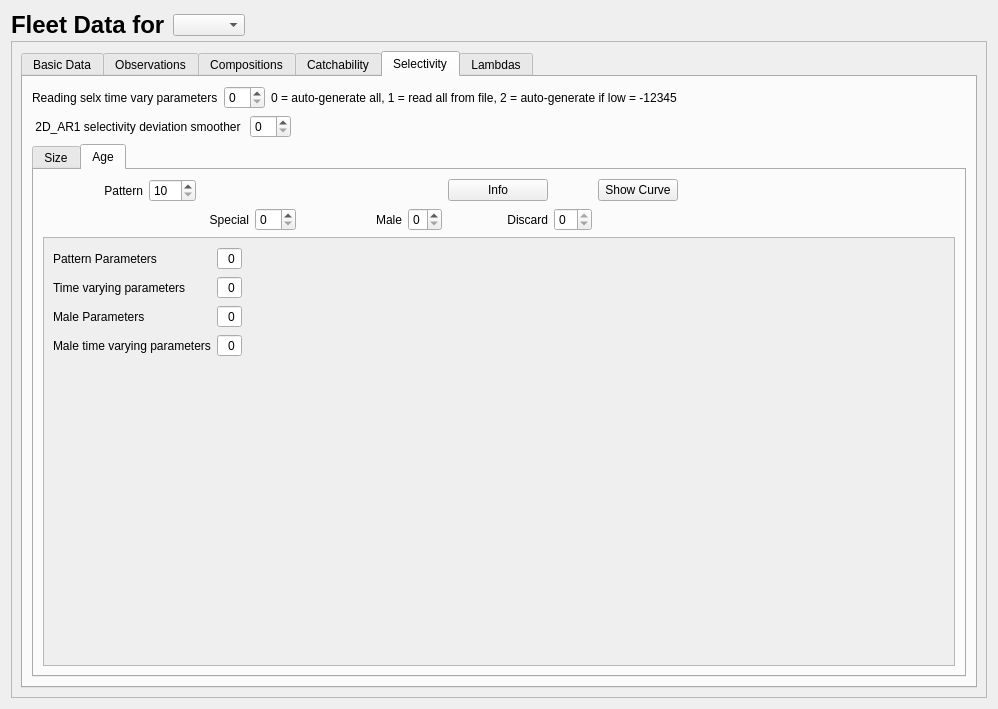
Before: the Qt Designer form src/fleet_widget.ui in nmfs-ost/ss3-ssi, drawn with Qt 5.
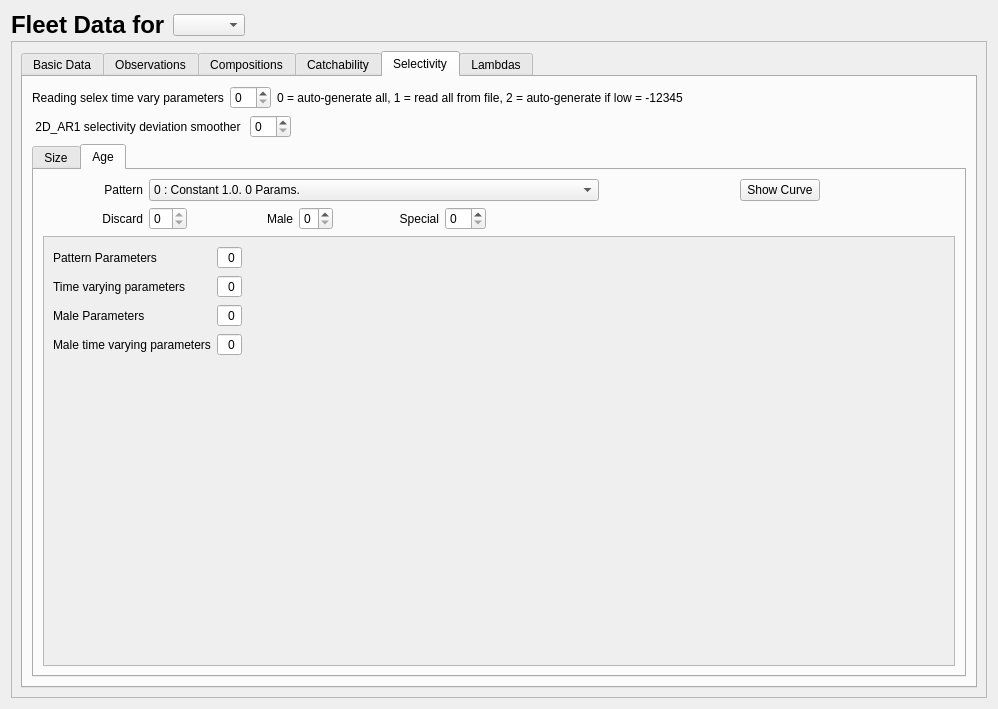
After: the same form once the commit is applied. The open tabs and pages were chosen to show the change. Icons and pictures are not drawn.

Commit message: v3.30.13.6 beta read/write/display of all parameters

```diff
--- a/src/fleet_widget.ui
+++ b/src/fleet_widget.ui
@@ -1571,7 +1571,7 @@
             <item>
              <widget class="QLabel" name="label_sel_time_vary_read">
               <property name="text">
-               <string>Reading selx time vary parameters</string>
+               <string>Reading selex time vary parameters</string>
               </property>
              </widget>
             </item>
@@ -2077,41 +2077,10 @@
              </attribute>
              <layout class="QVBoxLayout" name="verticalLayout_10">
               <item>
-               <layout class="QGridLayout" name="gridLayout_selex_age_heading">
-                <item row="0" column="1">
-                 <widget class="QSpinBox" name="spinBox_selex_age_pattern">
-                  <property name="prefix">
-                   <string/>
-                  </property>
-                  <property name="minimum">
-                   <number>10</number>
-                  </property>
-                  <property name="maximum">
-                   <number>45</number>
-                  </property>
-                 </widget>
-                </item>
-                <item row="0" column="2" colspan="3">
-                 <widget class="QLabel" name="label_selex_age_pattern_info">
-                  <property name="minimumSize">
-                   <size>
-                    <width>100</width>
-                    <height>0</height>
-                   </size>
-                  </property>
-                  <property name="text">
-                   <string/>
-                  </property>
-                 </widget>
-                </item>
-                <item row="0" column="6">
-                 <widget class="QPushButton" name="pushButton_selex_age_pattern_info">
-                  <property name="text">
-                   <string>Info</string>
-                  </property>
-                 </widget>
-                </item>
-                <item row="0" column="0">
+               <layout class="QVBoxLayout" name="verticalLayout_20">
+                <item>
+                 <layout class="QHBoxLayout" name="horizontalLayout_selex_age_pattern">
+                  <item>
                  <widget class="QLabel" name="label_selex_age_pattern">
                   <property name="minimumSize">
                    <size>
@@ -2127,7 +2096,121 @@
                   </property>
                  </widget>
                 </item>
-                <item row="0" column="8">
+                  <item>
+                   <widget class="QComboBox" name="comboBox_selex_age_pattern">
+                    <property name="sizePolicy">
+                     <sizepolicy hsizetype="Preferred" vsizetype="Fixed">
+                      <horstretch>1</horstretch>
+                      <verstretch>0</verstretch>
+                     </sizepolicy>
+                    </property>
+                    <property name="maximumSize">
+                     <size>
+                      <width>450</width>
+                      <height>16777215</height>
+                     </size>
+                    </property>
+                    <item>
+                     <property name="text">
+                      <string>0 : Constant 1.0. 0 Params.</string>
+                     </property>
+                    </item>
+                    <item>
+                     <property name="text">
+                      <string>10 : Constant 1.0 for ages 1+. 0 Params.</string>
+                     </property>
+                    </item>
+                    <item>
+                     <property name="text">
+                      <string>11 : Constant 1.0 between minimum and maximum ages. 2 Params.</string>
+                     </property>
+                    </item>
+                    <item>
+                     <property name="text">
+                      <string>12 : Logistic. 2 Params.</string>
+                     </property>
+                    </item>
+                    <item>
+                     <property name="text">
+                      <string>13 : Double logistic, Discouraged, use pattern #18. 8 Params.</string>
+                     </property>
+                    </item>
+                    <item>
+                     <property name="text">
+                      <string>14 : Each age, value at age is 1/(1+exp(-x)). Nages+1 Params.</string>
+                     </property>
+                    </item>
+                    <item>
+                     <property name="text">
+                      <string>15 : Mirror another selectivity, special is source fleet. 0 Params.</string>
+                     </property>
+                    </item>
+                    <item>
+                     <property name="text">
+                      <string>16 : Coleraine single Gaussian. 2 Params.</string>
+                     </property>
+                    </item>
+                    <item>
+                     <property name="text">
+                      <string>17 : Each age as random walk. Nages+1 Params.</string>
+                     </property>
+                    </item>
+                    <item>
+                     <property name="text">
+                      <string>18 : Double logistic with defined peak, smooth joiners. 8 Params.</string>
+                     </property>
+                    </item>
+                    <item>
+                     <property name="text">
+                      <string>19 : Simple double logistic, no defined peak. 6 Params.</string>
+                     </property>
+                    </item>
+                    <item>
+                     <property name="text">
+                      <string>20 : Double normal with defined init and final level. 6 Params.</string>
+                     </property>
+                    </item>
+                    <item>
+                     <property name="text">
+                      <string>26 : Exponential - logistic. 3 Params.</string>
+                     </property>
+                    </item>
+                    <item>
+                     <property name="text">
+                      <string>41 : Random walk with user defined scaling. 2+Nages+1 Params.</string>
+                     </property>
+                    </item>
+                    <item>
+                     <property name="text">
+                      <string>42 : Cubic spline with user defined scaling. 2+3+Special Params.</string>
+                     </property>
+                    </item>
+                    <item>
+                     <property name="text">
+                      <string>44 : Similar to pattern #17 but with separate parameters for males and females. 4+Specl*2 Params. </string>
+                     </property>
+                    </item>
+                    <item>
+                     <property name="text">
+                      <string>45 : Similar to pattern #14 but with separate parameters for males and females. 4+Specl*2 Params.</string>
+                     </property>
+                    </item>
+                   </widget>
+                  </item>
+                  <item>
+                   <spacer name="horizontalSpacer_29">
+                    <property name="orientation">
+                     <enum>Qt::Horizontal</enum>
+                    </property>
+                    <property name="sizeHint" stdset="0">
+                     <size>
+                      <width>40</width>
+                      <height>20</height>
+                     </size>
+                    </property>
+                   </spacer>
+                  </item>
+                  <item>
                  <widget class="QPushButton" name="pushButton_selex_age_curve">
                   <property name="text">
                    <string>Show Curve</string>
@@ -2137,24 +2220,25 @@
                   </property>
                  </widget>
                 </item>
-                <item row="0" column="7">
-                 <spacer name="horizontalSpacer_32">
+                  <item>
+                   <spacer name="horizontalSpacer_31">
                   <property name="orientation">
                    <enum>Qt::Horizontal</enum>
                   </property>
-                  <property name="sizeType">
-                   <enum>QSizePolicy::Fixed</enum>
-                  </property>
                   <property name="sizeHint" stdset="0">
                    <size>
-                    <width>37</width>
+                      <width>40</width>
                     <height>20</height>
                    </size>
                   </property>
                  </spacer>
                 </item>
-                <item row="1" column="1" colspan="2">
-                 <widget class="QLabel" name="label_selex_age_special">
+                 </layout>
+                </item>
+                <item>
+                 <layout class="QHBoxLayout" name="horizontalLayout_4">
+                  <item>
+                   <widget class="QLabel" name="label_selex_age_discard">
                   <property name="minimumSize">
                    <size>
                     <width>100</width>
@@ -2162,17 +2246,27 @@
                    </size>
                   </property>
                   <property name="text">
-                   <string>Special</string>
+                     <string>Discard</string>
                   </property>
                   <property name="alignment">
                    <set>Qt::AlignRight|Qt::AlignTrailing|Qt::AlignVCenter</set>
                   </property>
                  </widget>
                 </item>
-                <item row="1" column="3">
-                 <widget class="QSpinBox" name="spinBox_selex_age_special"/>
-                </item>
-                <item row="1" column="4">
+                  <item>
+                   <widget class="QSpinBox" name="spinBox_selex_age_discard">
+                    <property name="readOnly">
+                     <bool>true</bool>
+                    </property>
+                    <property name="minimum">
+                     <number>-4</number>
+                    </property>
+                    <property name="maximum">
+                     <number>4</number>
+                    </property>
+                   </widget>
+                  </item>
+                  <item>
                  <widget class="QLabel" name="label_selex_age_male">
                   <property name="minimumSize">
                    <size>
@@ -2188,7 +2282,7 @@
                   </property>
                  </widget>
                 </item>
-                <item row="1" column="5">
+                  <item>
                  <widget class="QSpinBox" name="spinBox_selex_age_male">
                   <property name="minimumSize">
                    <size>
@@ -2201,8 +2295,8 @@
                   </property>
                  </widget>
                 </item>
-                <item row="1" column="6">
-                 <widget class="QLabel" name="label_selex_age_discard">
+                  <item>
+                   <widget class="QLabel" name="label_selex_age_special">
                   <property name="minimumSize">
                    <size>
                     <width>100</width>
@@ -2210,27 +2304,17 @@
                    </size>
                   </property>
                   <property name="text">
-                   <string>Discard</string>
+                     <string>Special</string>
                   </property>
                   <property name="alignment">
                    <set>Qt::AlignRight|Qt::AlignTrailing|Qt::AlignVCenter</set>
                   </property>
                  </widget>
                 </item>
-                <item row="1" column="7">
-                 <widget class="QSpinBox" name="spinBox_selex_age_discard">
-                  <property name="readOnly">
-                   <bool>true</bool>
-                  </property>
-                  <property name="minimum">
-                   <number>-4</number>
-                  </property>
-                  <property name="maximum">
-                   <number>4</number>
-                  </property>
-                 </widget>
-                </item>
-                <item row="0" column="9">
+                  <item>
+                   <widget class="QSpinBox" name="spinBox_selex_age_special"/>
+                  </item>
+                  <item>
                  <spacer name="horizontalSpacer_30">
                   <property name="orientation">
                    <enum>Qt::Horizontal</enum>
@@ -2245,6 +2329,8 @@
                 </item>
                </layout>
               </item>
+               </layout>
+              </item>
               <item>
                <widget class="QScrollArea" name="scrollArea_selex_age">
                 <property name="widgetResizable">
@@ -2256,7 +2342,7 @@
                    <x>0</x>
                    <y>0</y>
                    <width>878</width>
-                   <height>345</height>
+                   <height>341</height>
                   </rect>
                  </property>
                  <layout class="QVBoxLayout" name="verticalLayout_18">
```
Left out of the diff: 348 changed lines with no effect on the pictures. Lines whose indentation alone changed are shown as unchanged. The commit also changes 24 other files.
